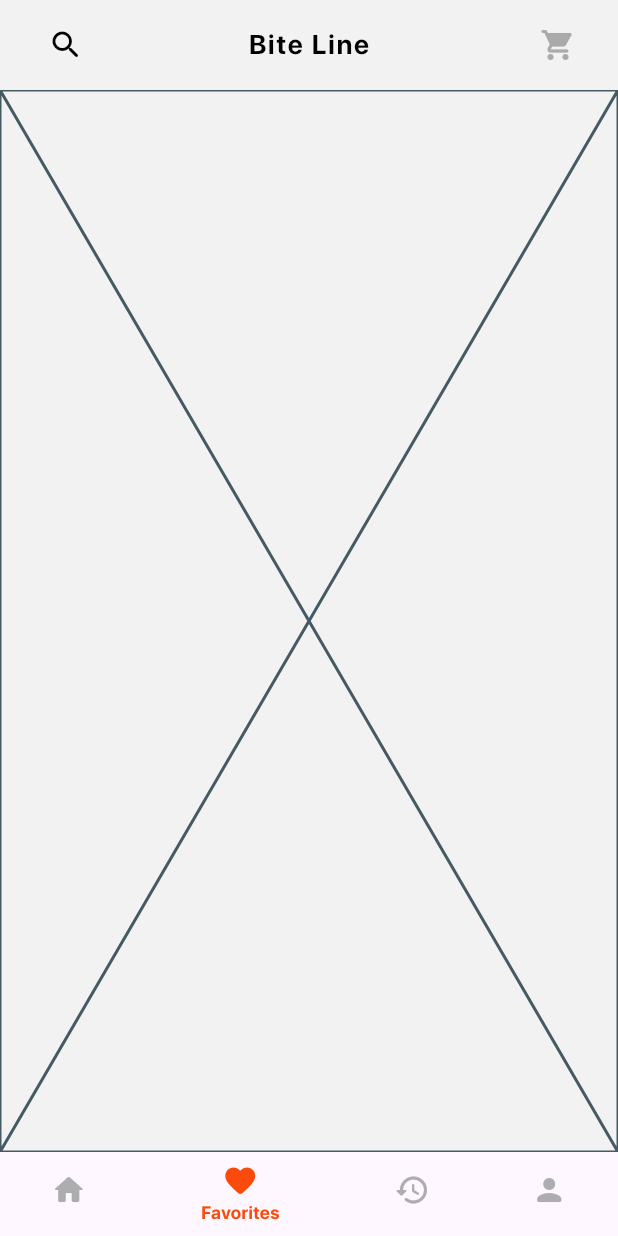
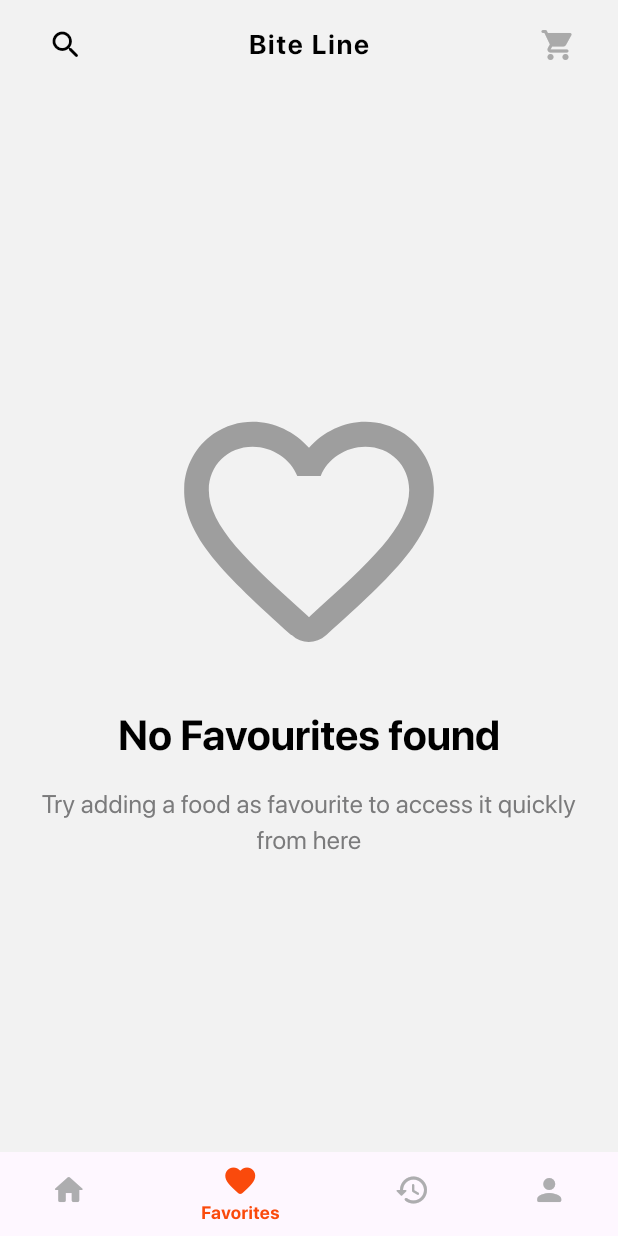
Before and after one commit to Sreeram3927/biteline, a Flutter app: the screen it shows after launch, swiped to page 2, on a phone screen of 412 x 824 dp. Run offline on Flutter 3.47's test engine with Material 3 defaults, Android fonts, the phone set to English and light mode, and no system bars; network calls fail; project files that could hold a hidden picture were left out.

Commit message:
create a favourites page

```diff
--- /dev/null
+++ b/lib/pages/favourites/favourites.dart
@@ -0,0 +1,65 @@
+import 'package:biteline/data/user.dart';
+import 'package:biteline/models/food.dart';
+import 'package:biteline/widgets/food_card.dart';
+import 'package:flutter/material.dart';
+
+class FavouritesPage extends StatefulWidget {
+  const FavouritesPage({super.key});
+
+  @override
+  State<FavouritesPage> createState() => _FavouritesPageState();
+}
+
+class _FavouritesPageState extends State<FavouritesPage> {
+
+  static final User _user = User();
+  late List<Food> _favouriteFoods;
+
+  @override
+  void initState() {
+    super.initState();
+    _favouriteFoods = _user.getFavorites;
+  }
+
+  @override
+  Widget build(BuildContext context) {
+    return Padding(
+      padding: const EdgeInsets.symmetric(vertical: 2.0, horizontal: 16.0),
+      child: _favouriteFoods.isEmpty ? _noFavourites() : GridView.count(
+        crossAxisCount: 2,
+        childAspectRatio: 0.75,
+        mainAxisSpacing: 10.0,
+        crossAxisSpacing: 10.0,
+        children: List.generate(_favouriteFoods.length, (index) => FoodCard(food: _favouriteFoods[index])),
+      ),
+    );
+  }
+
+  Widget _noFavourites() {
+    return Center(
+      child: Column(
+        mainAxisAlignment: MainAxisAlignment.center,
+        children: [
+          const Icon(
+            Icons.favorite_outline_rounded,
+            size: 200.0,
+            color: Colors.grey,
+          ),
+          const SizedBox(height: 16.0),
+          Text(
+            'No Favourites found',
+            style: Theme.of(context).textTheme.headlineMedium,
+            textAlign: TextAlign.center,
+          ),
+          const SizedBox(height: 16.0),
+          Text(
+            'Try adding a food as favourite to access it quickly from here',
+            style: Theme.of(context).textTheme.bodyMedium,
+            textAlign: TextAlign.center,
+          ),
+        ],
+      ),
+    );
+  }
+
+}
--- a/lib/pages/page_manager.dart
+++ b/lib/pages/page_manager.dart
@@ -1,4 +1,5 @@
 import 'package:biteline/pages/cart/cart.dart';
+import 'package:biteline/pages/favourites/favourites.dart';
 import 'package:biteline/pages/home/home.dart';
 import 'package:biteline/pages/orders/orders.dart';
 import 'package:biteline/pages/search/search.dart';
@@ -79,7 +80,7 @@ class _PageManagerState extends State<PageManager> {
         },
         children: const [
           HomePage(),
-          Placeholder(),
+          FavouritesPage(),
           OrdersPage(),
           Placeholder(),
         ],
```
